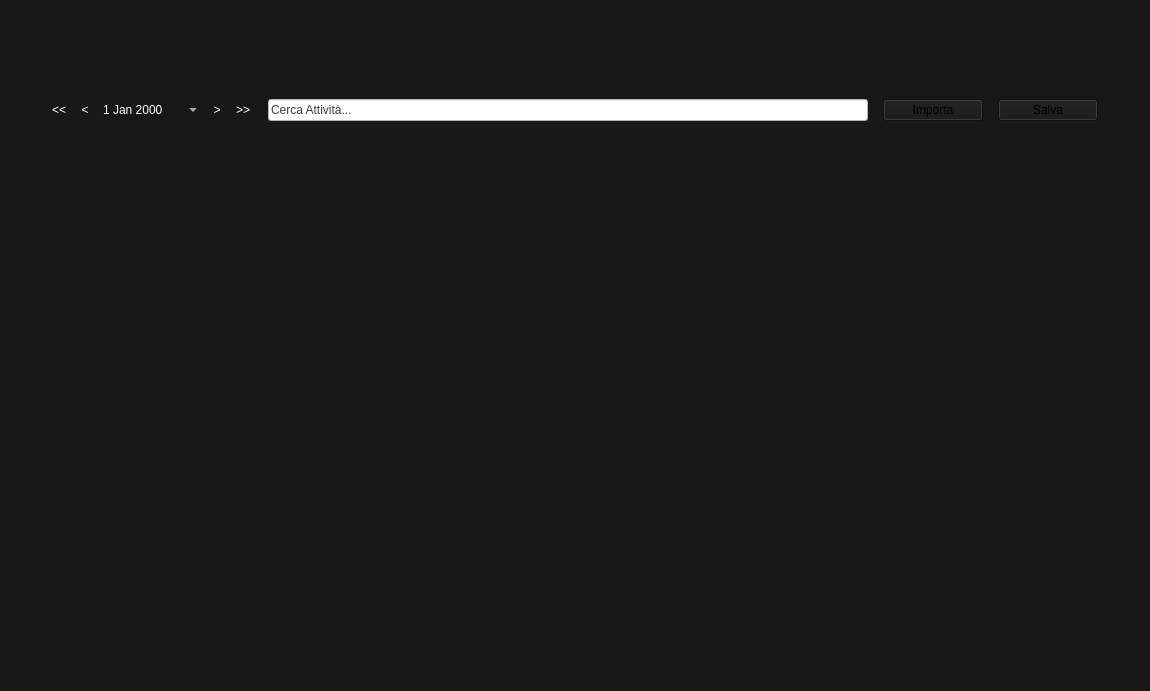
The window that src/model/mainwindow.ui (antotuf06/Progetto-PaO2026) describes before a commit, drawn with Qt 5.
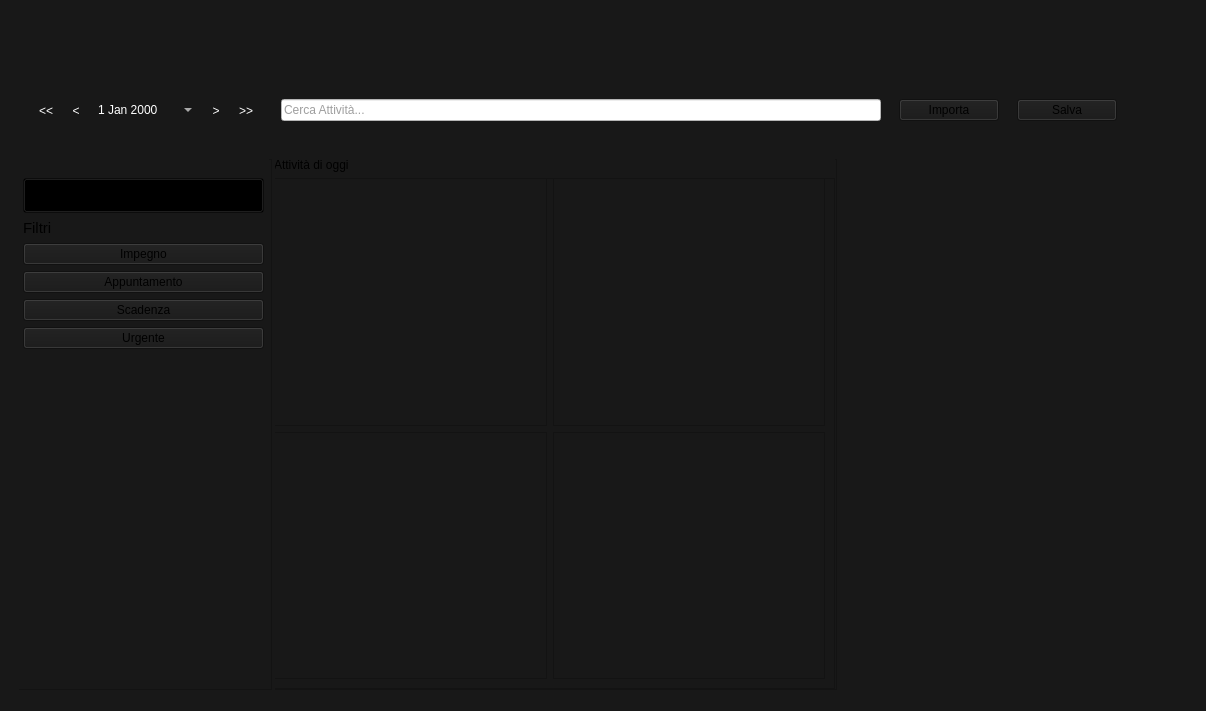
The same window after the commit.

Patch:
```diff
--- a/src/model/mainwindow.ui
+++ b/src/model/mainwindow.ui
@@ -9,8 +9,8 @@
    <rect>
     <x>0</x>
     <y>0</y>
-    <width>1150</width>
-    <height>691</height>
+    <width>1206</width>
+    <height>711</height>
    </rect>
   </property>
   <property name="windowTitle">
@@ -23,13 +23,253 @@
    <widget class="QWidget" name="horizontalLayoutWidget">
     <property name="geometry">
      <rect>
-      <x>149</x>
-      <y>169</y>
-      <width>871</width>
-      <height>471</height>
+      <x>19</x>
+      <y>159</y>
+      <width>1111</width>
+      <height>531</height>
      </rect>
     </property>
-    <layout class="QHBoxLayout" name="horizontalLayout"/>
+    <layout class="QHBoxLayout" name="centralArea">
+     <property name="spacing">
+      <number>3</number>
+     </property>
+     <item>
+      <widget class="QFrame" name="lxColumn">
+       <property name="maximumSize">
+        <size>
+         <width>253</width>
+         <height>16777215</height>
+        </size>
+       </property>
+       <property name="frameShape">
+        <enum>QFrame::Shape::StyledPanel</enum>
+       </property>
+       <property name="frameShadow">
+        <enum>QFrame::Shadow::Raised</enum>
+       </property>
+       <widget class="QWidget" name="verticalLayoutWidget">
+        <property name="geometry">
+         <rect>
+          <x>-1</x>
+          <y>-1</y>
+          <width>251</width>
+          <height>531</height>
+         </rect>
+        </property>
+        <layout class="QVBoxLayout" name="verticalLayout">
+         <property name="leftMargin">
+          <number>5</number>
+         </property>
+         <property name="topMargin">
+          <number>20</number>
+         </property>
+         <property name="rightMargin">
+          <number>5</number>
+         </property>
+         <item>
+          <widget class="QPushButton" name="fltrHome">
+           <property name="font">
+            <font>
+             <family>Segoe UI Black</family>
+             <pointsize>14</pointsize>
+             <bold>true</bold>
+            </font>
+           </property>
+           <property name="styleSheet">
+            <string notr="true">background: transparent</string>
+           </property>
+           <property name="text">
+            <string>Home</string>
+           </property>
+           <property name="shortcut">
+            <string>Ctrl+Shift+H</string>
+           </property>
+          </widget>
+         </item>
+         <item>
+          <widget class="QLabel" name="txtFiltri">
+           <property name="font">
+            <font>
+             <pointsize>11</pointsize>
+             <underline>false</underline>
+            </font>
+           </property>
+           <property name="text">
+            <string>Filtri</string>
+           </property>
+           <property name="margin">
+            <number>0</number>
+           </property>
+          </widget>
+         </item>
+         <item>
+          <widget class="QPushButton" name="fltrImp">
+           <property name="text">
+            <string>Impegno</string>
+           </property>
+           <property name="shortcut">
+            <string>Ctrl+Shift+I</string>
+           </property>
+          </widget>
+         </item>
+         <item>
+          <widget class="QPushButton" name="fltrApp">
+           <property name="text">
+            <string>Appuntamento</string>
+           </property>
+           <property name="shortcut">
+            <string>Ctrl+Shift+A</string>
+           </property>
+          </widget>
+         </item>
+         <item>
+          <widget class="QPushButton" name="fltrScad">
+           <property name="text">
+            <string>Scadenza</string>
+           </property>
+           <property name="shortcut">
+            <string>Ctrl+Shift+S</string>
+           </property>
+          </widget>
+         </item>
+         <item>
+          <widget class="QPushButton" name="fltrUrg">
+           <property name="text">
+            <string>Urgente</string>
+           </property>
+           <property name="shortcut">
+            <string>Ctrl+Shift+U</string>
+           </property>
+          </widget>
+         </item>
+         <item>
+          <spacer name="verticalSpacer">
+           <property name="orientation">
+            <enum>Qt::Orientation::Vertical</enum>
+           </property>
+           <property name="sizeHint" stdset="0">
+            <size>
+             <width>20</width>
+             <height>40</height>
+            </size>
+           </property>
+          </spacer>
+         </item>
+        </layout>
+       </widget>
+      </widget>
+     </item>
+     <item>
+      <widget class="QFrame" name="cxColumn">
+       <property name="frameShape">
+        <enum>QFrame::Shape::StyledPanel</enum>
+       </property>
+       <property name="frameShadow">
+        <enum>QFrame::Shadow::Raised</enum>
+       </property>
+       <widget class="QWidget" name="verticalLayoutWidget_2">
+        <property name="geometry">
+         <rect>
+          <x>-1</x>
+          <y>-1</y>
+          <width>561</width>
+          <height>531</height>
+         </rect>
+        </property>
+        <layout class="QVBoxLayout" name="verticalLayout_2">
+         <item>
+          <widget class="QLabel" name="Title">
+           <property name="text">
+            <string>Attività di oggi</string>
+           </property>
+          </widget>
+         </item>
+         <item>
+          <widget class="QScrollArea" name="scrollArea">
+           <property name="widgetResizable">
+            <bool>true</bool>
+           </property>
+           <widget class="QWidget" name="scrollAreaWidgetContents">
+            <property name="geometry">
+             <rect>
+              <x>0</x>
+              <y>0</y>
+              <width>557</width>
+              <height>500</height>
+             </rect>
+            </property>
+            <widget class="QWidget" name="gridLayoutWidget">
+             <property name="geometry">
+              <rect>
+               <x>-1</x>
+               <y>-1</y>
+               <width>551</width>
+               <height>501</height>
+              </rect>
+             </property>
+             <layout class="QGridLayout" name="gridAttivita">
+              <item row="0" column="1">
+               <widget class="QFrame" name="frame_2">
+                <property name="frameShape">
+                 <enum>QFrame::Shape::StyledPanel</enum>
+                </property>
+                <property name="frameShadow">
+                 <enum>QFrame::Shadow::Raised</enum>
+                </property>
+               </widget>
+              </item>
+              <item row="0" column="0">
+               <widget class="QFrame" name="frame_4">
+                <property name="frameShape">
+                 <enum>QFrame::Shape::StyledPanel</enum>
+                </property>
+                <property name="frameShadow">
+                 <enum>QFrame::Shadow::Raised</enum>
+                </property>
+               </widget>
+              </item>
+              <item row="1" column="0">
+               <widget class="QFrame" name="frame_5">
+                <property name="frameShape">
+                 <enum>QFrame::Shape::StyledPanel</enum>
+                </property>
+                <property name="frameShadow">
+                 <enum>QFrame::Shadow::Raised</enum>
+                </property>
+               </widget>
+              </item>
+              <item row="1" column="1">
+               <widget class="QFrame" name="frame_3">
+                <property name="frameShape">
+                 <enum>QFrame::Shape::StyledPanel</enum>
+                </property>
+                <property name="frameShadow">
+                 <enum>QFrame::Shadow::Raised</enum>
+                </property>
+               </widget>
+              </item>
+             </layout>
+            </widget>
+           </widget>
+          </widget>
+         </item>
+        </layout>
+       </widget>
+      </widget>
+     </item>
+     <item>
+      <widget class="QStackedWidget" name="rxColumn">
+       <property name="maximumSize">
+        <size>
+         <width>290</width>
+         <height>16777215</height>
+        </size>
+       </property>
+       <widget class="QWidget" name="page"/>
+       <widget class="QWidget" name="page_2"/>
+      </widget>
+     </item>
+    </layout>
    </widget>
    <widget class="QWidget" name="horizontalLayoutWidget_2">
     <property name="geometry">
@@ -41,13 +281,51 @@
      </rect>
     </property>
     <layout class="QHBoxLayout" name="TopBar">
+     <property name="spacing">
+      <number>10</number>
+     </property>
+     <property name="sizeConstraint">
+      <enum>QLayout::SizeConstraint::SetDefaultConstraint</enum>
+     </property>
      <property name="leftMargin">
-      <number>20</number>
+      <number>5</number>
      </property>
      <property name="rightMargin">
-      <number>20</number>
+      <number>5</number>
      </property>
      <item>
+      <widget class="QFrame" name="dateFrame">
+       <property name="sizePolicy">
+        <sizepolicy hsizetype="Expanding" vsizetype="Expanding">
+         <horstretch>0</horstretch>
+         <verstretch>0</verstretch>
+        </sizepolicy>
+       </property>
+       <property name="maximumSize">
+        <size>
+         <width>230</width>
+         <height>16777215</height>
+        </size>
+       </property>
+       <property name="styleSheet">
+        <string notr="true">borders: none
+</string>
+       </property>
+       <property name="frameShape">
+        <enum>QFrame::Shape::StyledPanel</enum>
+       </property>
+       <property name="frameShadow">
+        <enum>QFrame::Shadow::Raised</enum>
+       </property>
+       <widget class="QWidget" name="">
+        <property name="geometry">
+         <rect>
+          <x>-1</x>
+          <y>0</y>
+          <width>231</width>
+          <height>81</height>
+         </rect>
+        </property>
       <layout class="QHBoxLayout" name="horizontalLayout_2">
        <property name="sizeConstraint">
         <enum>QLayout::SizeConstraint::SetMinimumSize</enum>
@@ -125,6 +403,16 @@
           <string notr="true">color: rgb(255, 255, 255);
 border: none; background: transparent;</string>
          </property>
+           <property name="dateTime">
+            <datetime>
+             <hour>0</hour>
+             <minute>0</minute>
+             <second>0</second>
+             <year>2000</year>
+             <month>1</month>
+             <day>1</day>
+            </datetime>
+           </property>
          <property name="calendarPopup">
           <bool>true</bool>
          </property>
@@ -177,6 +465,8 @@
         </widget>
        </item>
       </layout>
+       </widget>
+      </widget>
      </item>
      <item>
       <widget class="QLineEdit" name="SearchBar">
@@ -203,8 +493,14 @@
 background-color: rgb(255, 255, 255);</string>
        </property>
        <property name="text">
+        <string/>
+       </property>
+       <property name="placeholderText">
         <string>Cerca Attività...</string>
        </property>
+       <property name="clearButtonEnabled">
+        <bool>true</bool>
+       </property>
       </widget>
      </item>
      <item>
```
Left out of the diff: 17 changed lines with no effect on the pictures. Lines whose indentation alone changed are shown as unchanged.
